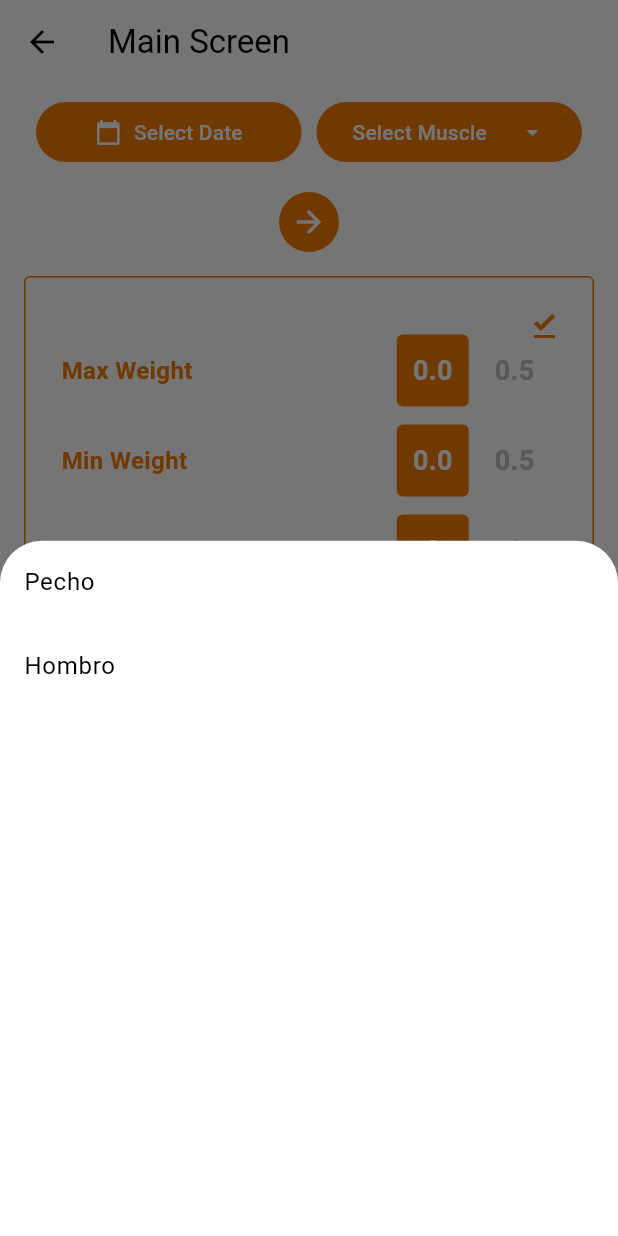
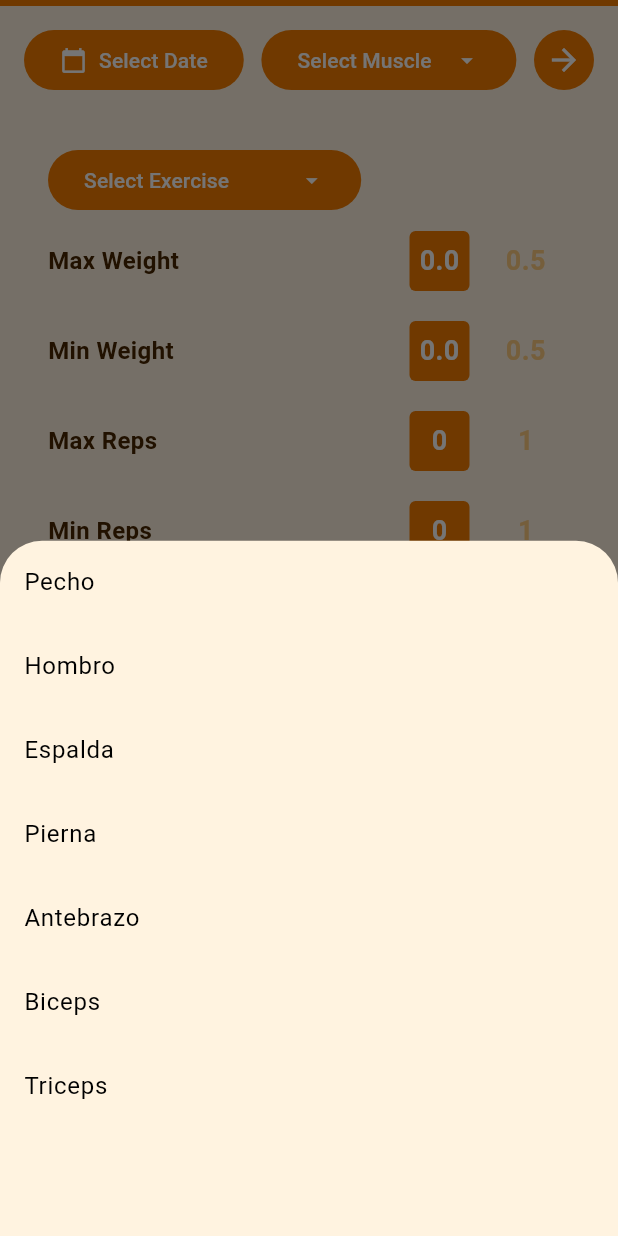
Before and after one commit to jreyesgfi/flutter_train_tracker_app, a Flutter app: the MainScreen screen opened directly, after a tap on "Select Muscle", on a phone screen of 412 x 824 dp. Run offline on Flutter 3.47's test engine with Material 3 defaults, Android fonts, the phone set to English and light mode, and no system bars; missing offline and left inert: amplify_auth_cognito, amplify_core, amplify_datastore, amplify_flutter.

Commit message:
Updated general Style. Finished First Version of Main Screen.

```diff
--- a/lib/components/ExerciseCard.dart
+++ b/lib/components/ExerciseCard.dart
@@ -2,6 +2,8 @@ import 'package:flutter/material.dart';
 import 'package:flutter/services.dart';
 import 'package:flutter_application_test1/models/muscles_and_exercises.dart';
 import 'package:flutter_application_test1/screens/main_screen.dart';
+import 'package:flutter_application_test1/theme/components/CustomDropdownFormField.dart';
+import 'package:flutter_application_test1/theme/components/nextButton.dart';
 import 'package:flutter_application_test1/theme/custom_colors.dart';
 import 'package:intl/intl.dart';
 import 'package:flutter_application_test1/models/Exercise.dart';
@@ -38,10 +40,8 @@ class ExerciseCard extends StatelessWidget {
     return Container(
       margin: const EdgeInsets.symmetric(horizontal: 16.0, vertical: 8),
       decoration: BoxDecoration(
-        border: Border.all(
-            color: Theme.of(context).dividerColor,
-            width: 1), // Use theme for color
-        borderRadius: BorderRadius.circular(4), // Same rounded corner as Card
+        color: Theme.of(context).canvasColor, // Use the theme's background color
+        borderRadius: BorderRadius.circular(20),
       ),
       child: Padding(
         padding: const EdgeInsets.all(16.0),
@@ -102,7 +102,6 @@ class _EditableExerciseCardState extends State<EditableExerciseCard> {
   late TextEditingController _maxRepsController;
   late TextEditingController _minRepsController;
 
-
   String? _selectedExercise;
 
   @override
@@ -127,7 +126,7 @@ class _EditableExerciseCardState extends State<EditableExerciseCard> {
       userId: widget.userId,
       date: TemporalDate(selectedDate),
       muscle: selectedMuscle,
-      exercise: _selectedExercise!,
+      exercise: _selectedExercise??'',
       maxWeight: double.tryParse(_maxWeightController.text),
       minWeight: double.tryParse(_minWeightController.text),
       maxReps: int.tryParse(_maxRepsController.text),
@@ -159,55 +158,74 @@ class _EditableExerciseCardState extends State<EditableExerciseCard> {
     Widget exerciseDropdown() {
       return Consumer<MuscleDateSelectionModel>(
         builder: (context, model, child) {
-          List<String>? muscleExercises = exercisesByMuscle[model.selectedMuscle];
-          bool shouldShow =
-              model.selectedMuscle.isNotEmpty && muscleExercises != null;
+          List<String>? muscleExercises =
+              exercisesByMuscle[model.selectedMuscle];
 
           // Ensure _selectedExercise is valid for the current muscle
-          if (muscleExercises== null || !muscleExercises.contains(_selectedExercise)) {
-            _selectedExercise = null;
+          if (muscleExercises == null ||
+              !muscleExercises.contains(_selectedExercise)) {
+            _selectedExercise = null; // Reset selected exercise if not valid
           }
 
-          return shouldShow
-              ? DropdownButtonFormField<String>(
-                  value: _selectedExercise,
+          return CustomDropdownFormField(
+            initialValue: _selectedExercise,
             onChanged: (value) {
               setState(() {
                 _selectedExercise = value;
               });
             },
-                  items: muscleExercises.map((String value) {
+            validator: (value) {
+              if (value == null || value.isEmpty) {
+                return 'Please select an exercise';
+              }
+              return null;
+            },
+            items: muscleExercises?.map((String value) {
                   return DropdownMenuItem<String>(
                     value: value,
                     child: Text(value),
                   );
-                  }).toList(),
-                  decoration: InputDecoration(labelText: "Exercise"),
-                )
-              : Container();
+                }).toList() ??
+                [],
+            hintText: "Select Exercise",
+          );
         },
       );
     }
 
     return Container(
       margin: const EdgeInsets.symmetric(horizontal: 16.0, vertical: 8),
+      padding:const EdgeInsets.symmetric(horizontal: 8, vertical: 4),
       decoration: BoxDecoration(
-        border: Border.all(
-            color: Theme.of(context).primaryColor,
-            width: 1), // Main color border
-        borderRadius: BorderRadius.circular(4),
+        color: Theme.of(context).cardColor, // Use the theme's background color
+        borderRadius: BorderRadius.circular(20),
       ),
       child: Padding(
         padding: const EdgeInsets.all(8.0),
-        child: Stack(
-          children: [
-            Padding(
-              padding:
-                  const EdgeInsets.symmetric(horizontal: 16.0, vertical: 24.0),
         child: Column(
           crossAxisAlignment: CrossAxisAlignment.start,
           children: [
-                  exerciseDropdown(),
+            Row(
+              // This Row will contain the dropdown and another widget horizontally
+              children: [
+                Flexible(
+                  // Use Expanded to ensure the dropdown takes minimal necessary space
+                  flex:
+                      3, // Adjust the flex factor based on how much space you want the dropdown to take relative to other elements
+                  child: exerciseDropdown(), // Your dropdown widget
+                ),
+                Flexible(
+                  // Another widget (for illustration, let's use a placeholder)
+                  flex: 2, // Adjust based on your layout needs
+                  child: Container(
+                    padding:
+                        EdgeInsets.symmetric(horizontal: 4), // Example padding
+                    alignment: Alignment.center,
+                  ),
+                ),
+              ],
+            ),
+            // Other widgets like NumericRoulettePicker can follow here, outside the Row
             NumericRoulettePicker(
               label: "Max Weight",
               controller: _maxWeightController,
@@ -225,26 +243,14 @@ class _EditableExerciseCardState extends State<EditableExerciseCard> {
             NumericRoulettePicker(
               label: "Min Reps",
               controller: _minRepsController,
+            ),
+            Builder(
+  builder: (context) {
+    return NextButton(
+      onTap: () => _publishEntry(context),
+    );
+  },
 )
-                ],
-              ),
-            ),
-            Positioned(
-              right: 0.0,
-              top: 0.0,
-              child: Row(
-                children: [
-                  // Save button as an icon button
-                  IconButton(
-                    icon: Icon(Icons.file_download_done,
-                        color: Theme.of(context).primaryColor),
-                    onPressed: () => _publishEntry(context),
-                  ),
-                  // Assuming onDelete is defined similarly for EditableExerciseCard
-                  // IconButton for delete (if applicable)
-                ],
-              ),
-            ),
           ],
         ),
       ),
--- a/lib/components/MuscleDateSelector.dart
+++ b/lib/components/MuscleDateSelector.dart
@@ -5,6 +5,7 @@ import 'package:flutter_application_test1/models/muscles_and_exercises.dart';
 import 'package:flutter_application_test1/screens/main_screen.dart';
 import 'package:flutter_application_test1/theme/components/CustomDropdownFormField.dart';
 import 'package:flutter_application_test1/theme/components/DateSelectorFormField.dart';
+import 'package:flutter_application_test1/theme/components/NextButton.dart';
 
 import 'package:provider/provider.dart';
 
@@ -140,17 +141,18 @@ class _MuscleDateSelectorState extends State<MuscleDateSelector> {
   @override
   Widget build(BuildContext context) {
     return Padding(
-      padding: const EdgeInsets.symmetric(horizontal: 24.0, vertical: 8.0),
+      padding: const EdgeInsets.symmetric(horizontal: 16.0, vertical: 12.0),
       child: Form(
-        key: _formKey, // Ensure you've defined this key in your state class
+        key: _formKey,
         child: Column(
-          mainAxisSize:
-              MainAxisSize.min, // To keep the column tight around its children
+          mainAxisSize: MainAxisSize.min,
           children: [
             Row(
+              mainAxisAlignment: MainAxisAlignment.spaceBetween,
               children: [
-                // Custom Date Selection Form Field
-                Expanded(
+                // Date Selection Field
+                Flexible(
+                  flex: 5, // Adjust flex factor based on your needs
                   child: DateSelectionFormField(
                     context: context,
                     initialDate: null,
@@ -164,13 +166,13 @@ class _MuscleDateSelectorState extends State<MuscleDateSelector> {
                       return null;
                     },
                   ),
-                ),
-                SizedBox(width: 10), // Spacing between elements
-                // Muscle Dropdown
-                Expanded(
+                ), // Adjust spacing as needed
+                // Muscle Dropdown Field
+                Flexible(
+                  flex: 5, // Adjust flex factor based on your needs
                   child: CustomDropdownFormField(
                     initialValue: null,
-                    onSaved: (pickedMuscle) {
+                    onChanged: (pickedMuscle) {
                       if (pickedMuscle != null) {
                         onMusclePicked(context, pickedMuscle);
                       }
@@ -181,32 +183,20 @@ class _MuscleDateSelectorState extends State<MuscleDateSelector> {
                       }
                       return null;
                     },
-                    items: muscles.map((String muscle){
-                      return DropdownMenuItem(value:muscle, child:Text(muscle));
+                    items: muscles.map((String muscle) {
+                      return DropdownMenuItem<String>(
+                          value: muscle, child: Text(muscle));
                     }).toList(),
                     hintText: "Select Muscle",
                   ),
                 ),
+
+                NextButton(onTap: ()=> {
+                  if (_formKey.currentState!.validate()) {
+                    fetchExercises()
+                  }
+                })
               ],
-            ),
-            Padding(
-              padding: const EdgeInsets.only(top: 16.0),
-              child: Container(
-                height: 40, // Standard Material button height
-                width: 40, // Making it a circle
-                decoration: BoxDecoration(
-                  color: Theme.of(context).primaryColor, // Button color
-                  shape: BoxShape.circle, // Circular shape
-                ),
-                child: InkWell(
-                  onTap: () {
-                    if (_formKey.currentState!.validate()) {
-                      fetchExercises();
-                    }
-                  },
-                  child: Icon(Icons.arrow_forward, color: Colors.white),
-                ),
-              ),
             ),
           ],
         ),
--- a/lib/main.dart
+++ b/lib/main.dart
@@ -19,12 +19,19 @@ class MyApp extends StatelessWidget {
       title: 'Login Demo',
       theme: ThemeData(
           primaryColor: Colors.orange.shade700,
-          primaryColorDark: Color.fromARGB(255, 0, 6, 10),
+          primaryColorLight: Colors.orange.shade50,
+          hintColor: Colors.orange.shade200,
+          primaryColorDark: Color.fromARGB(255, 71, 37, 0),
           primarySwatch: Colors.orange,
+          cardColor: Colors.orange.shade50,
+          canvasColor: Color.fromARGB(120, 230, 230, 233),
           colorScheme: ColorScheme.fromSwatch(
+            backgroundColor: Color.fromARGB(252, 252, 252, 255),
             primarySwatch: Colors.orange, // Your primary swatch
             accentColor: Colors.orange.shade700, // Your accent color
+            cardColor: Colors.orange.shade50,
           ),
+
           visualDensity: VisualDensity.adaptivePlatformDensity,
           inputDecorationTheme: InputDecorationTheme(
             labelStyle:
--- a/lib/models/muscles_and_exercises.dart
+++ b/lib/models/muscles_and_exercises.dart
@@ -1,9 +1,15 @@
 
-const List<String> muscles= ['Pecho','Hombro'];
+
 
 const Map<String, List<String>> exercisesByMuscle = {
     'Pecho': ['Press Banca', 'Press Inclinado', 'Aperturas'],
     'Hombro': ['Elevaciones Laterales', 'Press Militar', 'Face Pull'],
-    'Espalda': ['Remo Vertical', 'Remo Horizontal']
+    'Espalda': ['Remo Vertical', 'Remo Horizontal'],
+    'Pierna': ['Curl Cuadriceps', 'Gemelo', 'Prensa'],
+    'Antebrazo':['Palma hacia arriba', 'Palma hacia abajo'],
+    'Biceps':['Mancuernas rotación de pie', 'Poleas concentrado'],
+    'Triceps':['Mancuerna tras nuca', 'Mancuerna tumbado (un brazo)']
     // Add other muscles and exercises as needed
 };
+
+final List<String> muscles= exercisesByMuscle.keys.toList();
--- a/lib/screens/main_screen.dart
+++ b/lib/screens/main_screen.dart
@@ -65,7 +65,8 @@ class _MainScreenState extends State<MainScreen> {
       create: (context)=>MuscleDateSelectionModel(),
     child: Scaffold(
       appBar: AppBar(
-        title: Text("Main Screen"),
+        backgroundColor: Theme.of(context).primaryColor,
+        toolbarHeight: 4,
       ),
       body: Column(
         children: [
--- a/lib/theme/components/CustomDropdownFormField.dart
+++ b/lib/theme/components/CustomDropdownFormField.dart
@@ -1,8 +1,11 @@
 import 'package:flutter/material.dart';
 
 class CustomDropdownFormField extends FormField<String> {
+  final void Function(String?)? onChanged;
+
   CustomDropdownFormField({
     Key? key,
+    this.onChanged,
     FormFieldSetter<String>? onSaved,
     FormFieldValidator<String>? validator,
     String? initialValue,
@@ -16,8 +19,7 @@ class CustomDropdownFormField extends FormField<String> {
           builder: (FormFieldState<String> state) {
             return ElevatedButton(
               onPressed: () {
-                // The context from the builder can be used here
-                _showCustomDropdown(state.context, items, state);
+                _showCustomDropdown(state.context, items, state, onChanged);
               },
               child: Row(
                 mainAxisAlignment: MainAxisAlignment.spaceBetween,
@@ -30,11 +32,12 @@ class CustomDropdownFormField extends FormField<String> {
           },
         );
 
-  // Moved the _showCustomDropdown function outside the constructor
+  // Update the function signature to accept onChanged
   static void _showCustomDropdown(
     BuildContext context,
     List<DropdownMenuItem<String>> items,
     FormFieldState<String> state,
+    void Function(String?)? onChanged, // Accept onChanged callback here
   ) {
     showModalBottomSheet(
       context: context,
@@ -45,7 +48,10 @@ class CustomDropdownFormField extends FormField<String> {
             return ListTile(
               title: Text(item.value!),
               onTap: () {
-                state.didChange(item.value);
+                state.didChange(item.value); // Update the form field's state
+                if (onChanged != null) {
+                  onChanged(item.value); // Invoke onChanged callback if it's not null
+                }
                 Navigator.pop(context);
               },
             );
--- /dev/null
+++ b/lib/theme/components/NextButton.dart
@@ -0,0 +1,24 @@
+import 'package:flutter/material.dart';
+
+class NextButton extends StatelessWidget {
+final VoidCallback onTap;
+
+const NextButton(
+      {Key? key, required this.onTap})
+      : super(key: key);
+@override
+Widget build(BuildContext context) {
+  return Container(
+                height: 40, // Standard Material button height
+                width: 40, // Making it a circle
+                decoration: BoxDecoration(
+                  color: Theme.of(context).primaryColor, // Button color
+                  shape: BoxShape.circle, // Circular shape
+                ),
+                child: InkWell(
+                  onTap: onTap,
+                  child: Icon(Icons.arrow_forward, color: Colors.white),
+                ),
+              );
+}
+}
--- a/lib/theme/components/roulette_numeric_input.dart
+++ b/lib/theme/components/roulette_numeric_input.dart
@@ -62,7 +62,7 @@ class _NumericRoulettePickerState extends State<NumericRoulettePicker> {
               style: TextStyle(
                 fontWeight: FontWeight.bold,
                 fontSize: 16.0,
-                color: Theme.of(context).primaryColor,
+                color: Theme.of(context).primaryColorDark,
               ),
             ),
           ),
@@ -76,8 +76,8 @@ class _NumericRoulettePickerState extends State<NumericRoulettePicker> {
               Align(
                 alignment: Alignment.center,
                 child: Container(
-                  width: 48,
-                  height: 48,
+                  width: 40,
+                  height: 40,
                   decoration: BoxDecoration(
                     color: Theme.of(context).primaryColor,
                     borderRadius: BorderRadius.circular(4),
@@ -113,7 +113,7 @@ class _NumericRoulettePickerState extends State<NumericRoulettePicker> {
                             fontWeight: FontWeight.bold,
                             color: index == _currentPage
                                 ? Colors.white
-                                : context.customColors.greyColor,
+                                : Theme.of(context).hintColor,
                           ),
                         ),
                       ),
```
Lines whose indentation alone changed are shown as unchanged.
